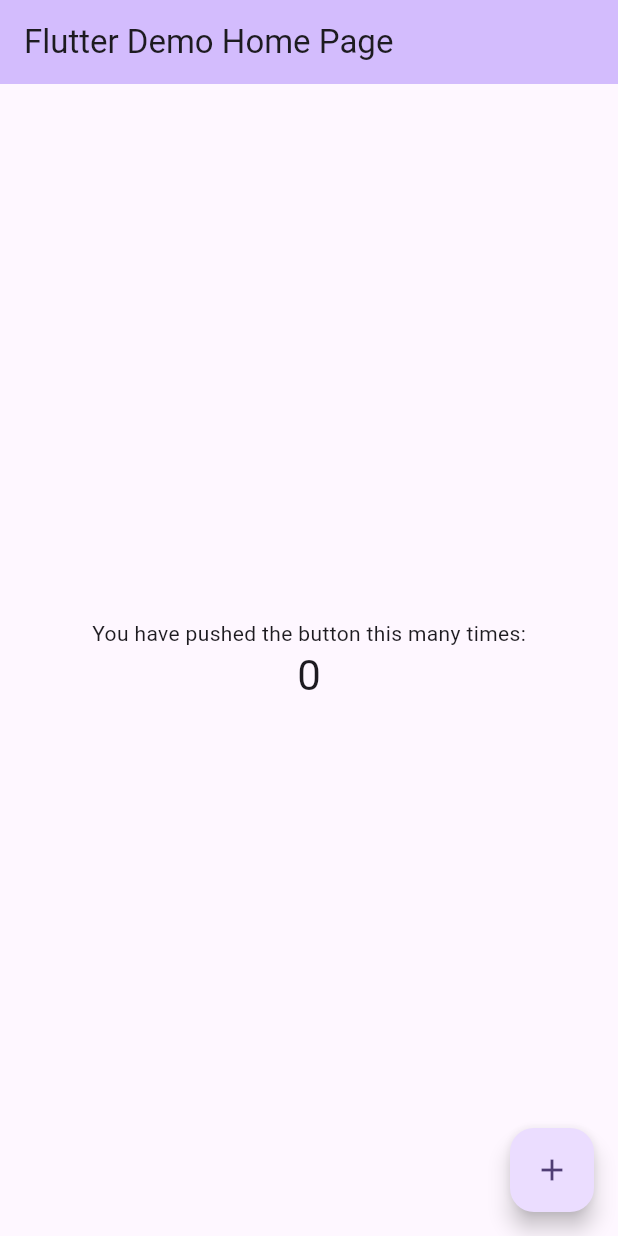
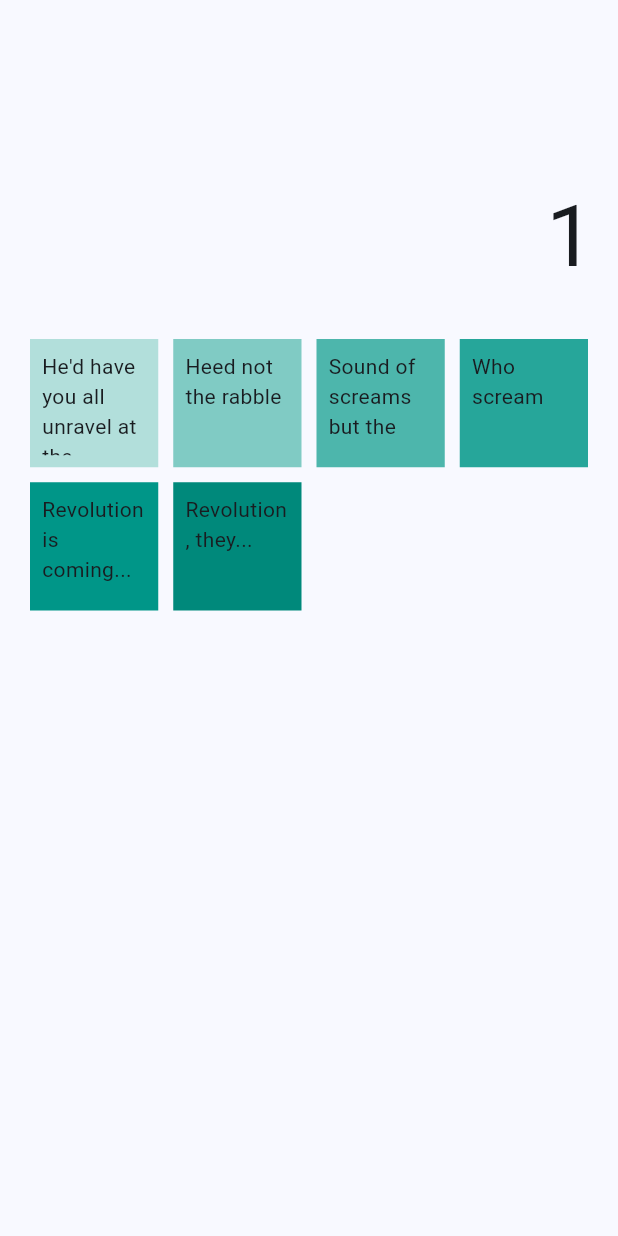
Before and after one commit to Luana-RB/Flutter_calculator, a Flutter app: the screen it shows after launch, on a phone screen of 412 x 824 dp. Run offline on Flutter 3.47's test engine with Material 2 defaults, Android fonts, the phone set to English and light mode, and no system bars.

Commit message:
before making all the buttons

```diff
--- a/lib/main.dart
+++ b/lib/main.dart
@@ -1,3 +1,4 @@
+import 'package:calculator/src/calc_page.dart';
 import 'package:flutter/material.dart';
 
 void main() {
@@ -11,60 +12,13 @@ class MyApp extends StatelessWidget {
   @override
   Widget build(BuildContext context) {
     return MaterialApp(
+      debugShowCheckedModeBanner: false,
       title: 'Flutter Demo',
       theme: ThemeData(
-        colorScheme: ColorScheme.fromSeed(seedColor: Colors.deepPurple),
+        colorScheme: ColorScheme.fromSeed(seedColor: Colors.blue),
         useMaterial3: true,
       ),
-      home: const MyHomePage(title: 'Flutter Demo Home Page'),
+      home: const CalcPage(),
     );
   }
 }
-
-class MyHomePage extends StatefulWidget {
-  const MyHomePage({super.key, required this.title});
-
-  final String title;
-
-  @override
-  State<MyHomePage> createState() => _MyHomePageState();
-}
-
-class _MyHomePageState extends State<MyHomePage> {
-  int _counter = 0;
-
-  void _incrementCounter() {
-    setState(() {
-      _counter++;
-    });
-  }
-
-  @override
-  Widget build(BuildContext context) {
-    return Scaffold(
-      appBar: AppBar(
-        backgroundColor: Theme.of(context).colorScheme.inversePrimary,
-        title: Text(widget.title),
-      ),
-      body: Center(
-        child: Column(
-          mainAxisAlignment: MainAxisAlignment.center,
-          children: <Widget>[
-            const Text(
-              'You have pushed the button this many times:',
-            ),
-            Text(
-              '$_counter',
-              style: Theme.of(context).textTheme.headlineMedium,
-            ),
-          ],
-        ),
-      ),
-      floatingActionButton: FloatingActionButton(
-        onPressed: _incrementCounter,
-        tooltip: 'Increment',
-        child: const Icon(Icons.add),
-      ), // This trailing comma makes auto-formatting nicer for build methods.
-    );
-  }
-}
--- a/lib/src/calc_page.dart
+++ b/lib/src/calc_page.dart
@@ -1,3 +1,5 @@
+import 'package:calculator/src/widgets/button_hub.dart';
+import 'package:calculator/src/widgets/display.dart';
 import 'package:flutter/material.dart';
 
 class CalcPage extends StatefulWidget {
@@ -10,6 +12,19 @@ class CalcPage extends StatefulWidget {
 class _CalcPageState extends State<CalcPage> {
   @override
   Widget build(BuildContext context) {
-    return const Placeholder();
+    return const Material(
+      child: Column(
+        children: [
+          Expanded(
+            flex: 1,
+            child: Display(value: '1'),
+          ),
+          Expanded(
+            flex: 3,
+            child: ButtonHub(),
+          ),
+        ],
+      ),
+    );
   }
 }
--- a/lib/src/widgets/button_hub.dart
+++ b/lib/src/widgets/button_hub.dart
@@ -0,0 +1,66 @@
+import 'package:flutter/material.dart';
+
+class ButtonHub extends StatelessWidget {
+  const ButtonHub({super.key});
+
+  @override
+  Widget build(BuildContext context) {
+    return GridView.count(
+      primary: false,
+      padding: const EdgeInsets.all(20),
+      crossAxisSpacing: 10,
+      mainAxisSpacing: 10,
+      crossAxisCount: 4,
+      children: <Widget>[
+        Container(
+          padding: const EdgeInsets.all(8),
+          color: Colors.teal[100],
+          child: const Text("He'd have you all unravel at the"),
+        ),
+        Container(
+          padding: const EdgeInsets.all(8),
+          color: Colors.teal[200],
+          child: const Text('Heed not the rabble'),
+        ),
+        Container(
+          padding: const EdgeInsets.all(8),
+          color: Colors.teal[300],
+          child: const Text('Sound of screams but the'),
+        ),
+        Container(
+          padding: const EdgeInsets.all(8),
+          color: Colors.teal[400],
+          child: const Text('Who scream'),
+        ),
+        Container(
+          padding: const EdgeInsets.all(8),
+          color: Colors.teal[500],
+          child: const Text('Revolution is coming...'),
+        ),
+        Container(
+          padding: const EdgeInsets.all(8),
+          color: Colors.teal[600],
+          child: const Text('Revolution, they...'),
+        ),
+      ],
+    );
+  }
+}
+
+class Button extends StatelessWidget {
+  final String value;
+  final Color? color;
+  const Button({super.key, required this.value, this.color});
+
+  @override
+  Widget build(BuildContext context) {
+    final color = this.color ?? Theme.of(context).colorScheme.primary;
+    return Container(
+      padding: const EdgeInsets.all(8),
+      color: color,
+      child: Center(
+        child: Text(value),
+      ),
+    );
+  }
+}
--- a/lib/src/widgets/display.dart
+++ b/lib/src/widgets/display.dart
@@ -0,0 +1,18 @@
+import 'package:flutter/material.dart';
+
+class Display extends StatelessWidget {
+  const Display({super.key, required this.value});
+  final String value;
+
+  @override
+  Widget build(BuildContext context) {
+    return Align(
+        alignment: Alignment.bottomRight,
+        child: Padding(
+            padding: const EdgeInsets.all(16),
+            child: Text(
+              value,
+              style: Theme.of(context).textTheme.displayLarge,
+            )));
+  }
+}
```
